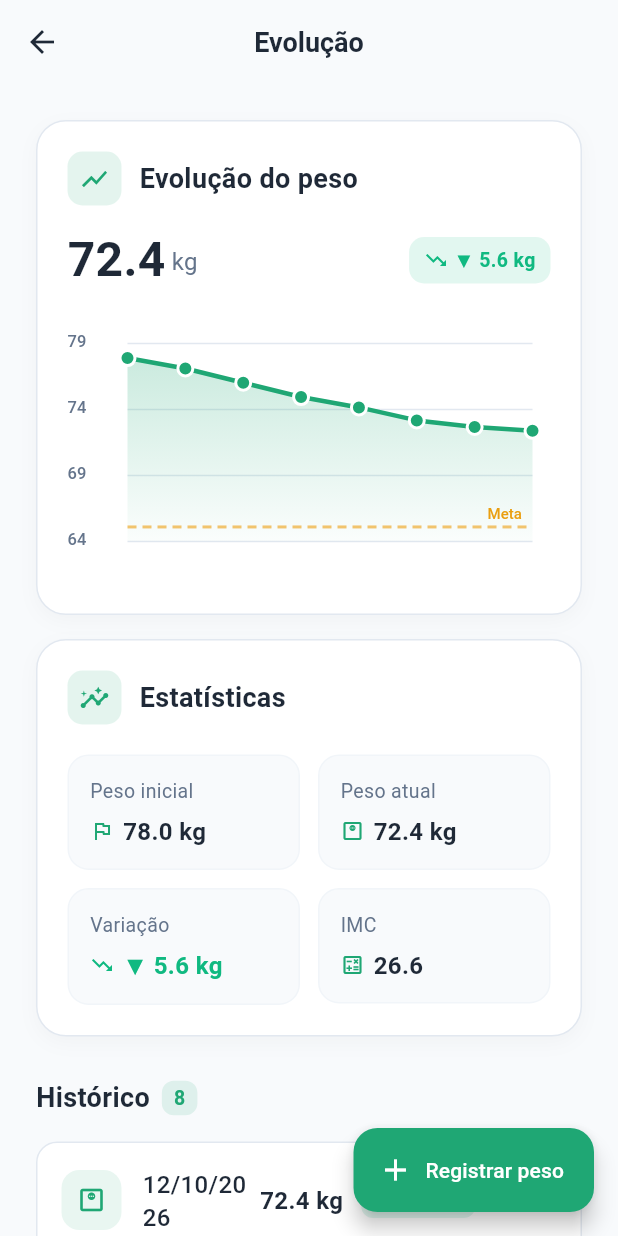
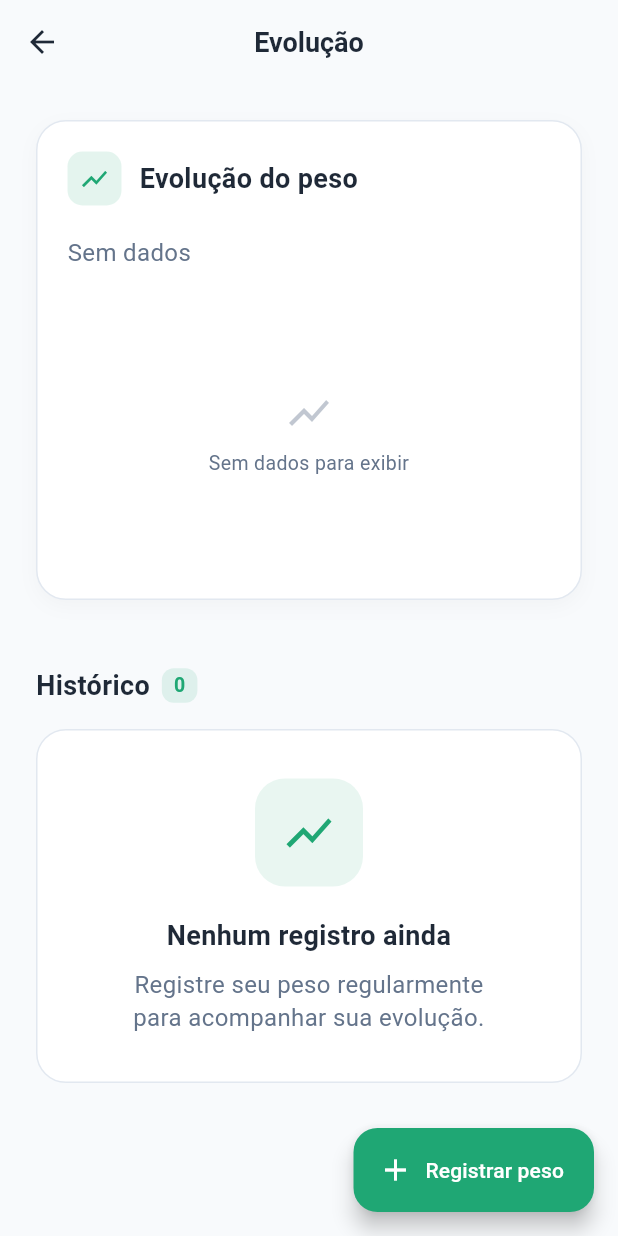
Before and after one commit to 435310/nutriflow, a Flutter app: the EvolutionPage screen opened by its route, on a phone screen of 412 x 824 dp. Run offline on Flutter 3.47's test engine with Material 3 defaults, Android fonts, the phone set to English and light mode, and no system bars; our stand-ins replace shared_preferences; accounts and stored records are empty.

Commit message:
feat: registrar peso com persistencia local e tratamento de estados vazios

```diff
--- a/lib/app/routes.dart
+++ b/lib/app/routes.dart
@@ -5,17 +5,17 @@ import '../screens/profile_choice/profile_choice_page.dart';
 import '../screens/auth/auth_choice_page.dart';
 import '../screens/auth/login_page.dart';
 import '../screens/auth/signup_page.dart';
+import '../screens/patient/dashboard/patient_dashboard_page.dart';
 import '../screens/patient/profile/profile_page.dart';
 import '../screens/patient/profile/edit_profile_page.dart';
-import '../screens/test/avatar_test_page.dart';
-import '../screens/patient/dashboard/patient_dashboard_page.dart';
 import '../screens/patient/meal/register_meal_page.dart';
 import '../screens/patient/diary/diary_page.dart';
 import '../screens/patient/evolution/evolution_page.dart';
+import '../screens/patient/evolution/register_weight_page.dart';
 import '../screens/nutritionist/dashboard/nutritionist_dashboard_page.dart';
 import '../screens/nutritionist/patients/patients_page.dart';
 import '../screens/nutritionist/patients/patient_detail_page.dart';
-
+import '../screens/test/avatar_test_page.dart';
 
 class AppRoutes {
   AppRoutes._();
@@ -25,12 +25,13 @@ class AppRoutes {
   static const String authChoice = '/auth-choice';
   static const String login = '/login';
   static const String signup = '/signup';
+  static const String patientDashboard = '/patient-dashboard';
   static const String profile = '/profile';
   static const String editProfile = '/edit-profile';
-  static const String patientDashboard = '/patient-dashboard';
   static const String registerMeal = '/register-meal';
   static const String diary = '/diary';
   static const String evolution = '/evolution';
+  static const String registerWeight = '/register-weight';
   static const String nutritionistDashboard = '/nutritionist-dashboard';
   static const String nutritionistPatients = '/nutritionist-patients';
   static const String nutritionistPatientDetail = '/nutritionist-patient-detail';
@@ -42,12 +43,13 @@ class AppRoutes {
       authChoice: (_) => const AuthChoicePage(),
       login: (_) => const LoginPage(),
       signup: (_) => const SignupPage(),
+      patientDashboard: (_) => const PatientDashboardPage(),
       profile: (_) => const ProfilePage(),
       editProfile: (_) => const EditProfilePage(),
-      patientDashboard: (_) => const PatientDashboardPage(),
       registerMeal: (_) => const RegisterMealPage(),
       diary: (_) => const DiaryPage(),
       evolution: (_) => const EvolutionPage(),
+      registerWeight: (_) => const RegisterWeightPage(),
       nutritionistDashboard: (_) => const NutritionistDashboardPage(),
       nutritionistPatients: (_) => const PatientsPage(),
       nutritionistPatientDetail: (_) => const PatientDetailPage(),
--- a/lib/screens/patient/evolution/evolution_page.dart
+++ b/lib/screens/patient/evolution/evolution_page.dart
@@ -5,6 +5,7 @@ import '../../../core/theme/colors.dart';
 import '../../../core/theme/text_styles.dart';
 import '../../../models/patient_profile.dart';
 import '../../../models/weight_entry.dart';
+import '../../../services/local_storage_service.dart';
 import '../../../widgets/stats_card.dart';
 import '../../../widgets/weight_chart.dart';
 import '../../../widgets/weight_history_item.dart';
@@ -25,7 +26,11 @@ class _EvolutionPageState extends State<EvolutionPage>
   late Animation<double> _fadeIn;
 
   final PatientProfile _profile = PatientProfile.mock();
-  late List<WeightEntry> _entries;
+  final _storage = LocalStorageService();
+
+  // NUNCA null — sempre lista
+  List<WeightEntry> _entries = <WeightEntry>[];
+  bool _isLoading = true;
 
   @override
   void initState() {
@@ -41,9 +46,7 @@ class _EvolutionPageState extends State<EvolutionPage>
     );
 
     _controller.forward();
-
-    // Mock de registros de peso
-    _entries = WeightEntry.mock();
+    _loadEntries();
   }
 
   @override
@@ -52,9 +55,24 @@ class _EvolutionPageState extends State<EvolutionPage>
     super.dispose();
   }
 
-  // ============================================
-  // REMOVER REGISTRO
-  // ============================================
+  Future<void> _loadEntries() async {
+    try {
+      final entries = await _storage.loadWeights();
+      if (!mounted) return;
+      setState(() {
+        _entries = entries ?? <WeightEntry>[];
+        _isLoading = false;
+      });
+    } catch (e) {
+      print('Erro ao carregar pesos: $e');
+      if (!mounted) return;
+      setState(() {
+        _entries = <WeightEntry>[];
+        _isLoading = false;
+      });
+    }
+  }
+
   void _handleDelete(WeightEntry entry) {
     showDialog(
       context: context,
@@ -69,11 +87,11 @@ class _EvolutionPageState extends State<EvolutionPage>
             child: const Text('Cancelar'),
           ),
           TextButton(
-            onPressed: () {
-              setState(() {
-                _entries.removeWhere((e) => e.id == entry.id);
-              });
+            onPressed: () async {
+              await _storage.deleteWeight(entry.id);
+              if (!mounted) return;
               Navigator.pop(context);
+              _loadEntries();
               ScaffoldMessenger.of(context).showSnackBar(
                 SnackBar(
                   content: Text('Registro de ${entry.formattedDate} excluído'),
@@ -91,9 +109,6 @@ class _EvolutionPageState extends State<EvolutionPage>
     );
   }
 
-  // ============================================
-  // GETTERS DE CÁLCULO
-  // ============================================
   WeightEntry? get _latest {
     if (_entries.isEmpty) return null;
     final sorted = List<WeightEntry>.from(_entries)
@@ -117,6 +132,23 @@ class _EvolutionPageState extends State<EvolutionPage>
 
   @override
   Widget build(BuildContext context) {
+    if (_isLoading) {
+      return Scaffold(
+        backgroundColor: AppColors.background,
+        appBar: AppBar(
+          title: const Text('Evolução'),
+          leading: IconButton(
+            icon: const Icon(Icons.arrow_back),
+            onPressed: () => AppRoutes.back(context),
+          ),
+        ),
+        body: const Center(
+          child: CircularProgressIndicator(color: AppColors.primary),
+        ),
+      );
+    }
+
+    // NUNCA dará erro agora — _entries é sempre lista
     final sortedDesc = List<WeightEntry>.from(_entries)
       ..sort((a, b) => b.date.compareTo(a.date));
 
@@ -137,16 +169,9 @@ class _EvolutionPageState extends State<EvolutionPage>
             child: Column(
               crossAxisAlignment: CrossAxisAlignment.start,
               children: [
-                // ============================================
-                // CARD DO GRÁFICO
-                // ============================================
                 _buildChartCard(),
-
                 const SizedBox(height: 16),
-
-                // ============================================
-                // CARD DE ESTATÍSTICAS
-                // ============================================
+                if (_entries.isNotEmpty)
                   StatsCard(
                     items: [
                       StatItem(
@@ -186,12 +211,7 @@ class _EvolutionPageState extends State<EvolutionPage>
                       ),
                     ],
                   ),
-
                 const SizedBox(height: 28),
-
-                // ============================================
-                // HISTÓRICO
-                // ============================================
                 Row(
                   children: [
                     Text('Histórico', style: AppTextStyles.h3),
@@ -215,22 +235,16 @@ class _EvolutionPageState extends State<EvolutionPage>
                     ),
                   ],
                 ),
-
                 const SizedBox(height: 16),
-
-                // Lista de registros ou estado vazio
                 if (_entries.isEmpty)
                   _buildEmptyState()
                 else
                   ...sortedDesc.asMap().entries.map((entry) {
                     final index = entry.key;
                     final weightEntry = entry.value;
-
-                    // Peso anterior (próximo na lista, mais antigo)
                     final previousWeight = index < sortedDesc.length - 1
                         ? sortedDesc[index + 1].weightKg
                         : null;
-
                     return WeightHistoryItem(
                       entry: weightEntry,
                       previousWeight: previousWeight,
@@ -247,23 +261,17 @@ class _EvolutionPageState extends State<EvolutionPage>
                       onDelete: () => _handleDelete(weightEntry),
                     );
                   }),
-
                 const SizedBox(height: 100),
               ],
             ),
           ),
         ),
       ),
-
-      // Botão flutuante
       floatingActionButton: FloatingActionButton.extended(
-        onPressed: () {
-          ScaffoldMessenger.of(context).showSnackBar(
-            const SnackBar(
-              content: Text('Registrar peso em breve'),
-              duration: Duration(seconds: 1),
-            ),
-          );
+        onPressed: () async {
+          AppRoutes.go(context, AppRoutes.registerWeight);
+          await Future.delayed(const Duration(milliseconds: 500));
+          _loadEntries();
         },
         backgroundColor: AppColors.primary,
         foregroundColor: Colors.white,
@@ -273,9 +281,6 @@ class _EvolutionPageState extends State<EvolutionPage>
     );
   }
 
-  // ============================================
-  // CARD DO GRÁFICO
-  // ============================================
   Widget _buildChartCard() {
     return Container(
       padding: const EdgeInsets.all(20),
@@ -294,7 +299,6 @@ class _EvolutionPageState extends State<EvolutionPage>
       child: Column(
         crossAxisAlignment: CrossAxisAlignment.start,
         children: [
-          // Cabeçalho
           Row(
             children: [
               Container(
@@ -314,10 +318,7 @@ class _EvolutionPageState extends State<EvolutionPage>
               Text('Evolução do peso', style: AppTextStyles.h3),
             ],
           ),
-
           const SizedBox(height: 20),
-
-          // Peso atual + delta
           Row(
             crossAxisAlignment: CrossAxisAlignment.end,
             children: [
@@ -336,16 +337,12 @@ class _EvolutionPageState extends State<EvolutionPage>
                   padding: const EdgeInsets.only(bottom: 4),
                   child: Text(
                     'kg',
-                    style: AppTextStyles.bodySecondary.copyWith(
-                      fontSize: 16,
-                    ),
+                    style: AppTextStyles.bodySecondary.copyWith(fontSize: 16),
                   ),
                 ),
               ] else
                 Text('Sem dados', style: AppTextStyles.bodySecondary),
-
               const Spacer(),
-
               if (_totalDelta != null && _totalDelta != 0)
                 Container(
                   padding: const EdgeInsets.symmetric(
@@ -387,10 +384,7 @@ class _EvolutionPageState extends State<EvolutionPage>
                 ),
             ],
           ),
-
           const SizedBox(height: 20),
-
-          // Gráfico
           WeightChart(
             entries: _entries,
             goalWeight: _profile.goalWeightKg,
@@ -400,9 +394,6 @@ class _EvolutionPageState extends State<EvolutionPage>
     );
   }
 
-  // ============================================
-  // ESTADO VAZIO
-  // ============================================
   Widget _buildEmptyState() {
     return Container(
       width: double.infinity,
--- a/lib/widgets/weight_chart.dart
+++ b/lib/widgets/weight_chart.dart
@@ -7,7 +7,6 @@ import '../models/weight_entry.dart';
 /// ============================================
 /// WIDGET: GRÁFICO DE EVOLUÇÃO DE PESO
 /// ============================================
-/// Gráfico de linha customizado (sem lib externa).
 class WeightChart extends StatelessWidget {
   final List<WeightEntry> entries;
   final double? goalWeight;
@@ -22,20 +21,71 @@ class WeightChart extends StatelessWidget {
 
   @override
   Widget build(BuildContext context) {
-    if (entries.length < 2) {
+    // Caso 1: lista vazia
+    if (entries.isEmpty) {
       return SizedBox(
         height: height,
         child: Center(
-          child: Text(
-            'Registre pelo menos 2 pesos para ver o gráfico',
-            style: AppTextStyles.caption,
-            textAlign: TextAlign.center,
+          child: Column(
+            mainAxisAlignment: MainAxisAlignment.center,
+            children: [
+              Icon(
+                Icons.show_chart,
+                size: 32,
+                color: AppColors.textSecondary.withValues(alpha: 0.4),
+              ),
+              const SizedBox(height: 8),
+              Text(
+                'Sem dados para exibir',
+                style: AppTextStyles.caption,
+                textAlign: TextAlign.center,
+              ),
+            ],
           ),
         ),
       );
     }
 
-    // Ordena por data (mais antigo primeiro)
+    // Caso 2: só 1 registro — mostra um ponto sozinho
+    if (entries.length == 1) {
+      return SizedBox(
+        height: height,
+        child: Center(
+          child: Column(
+            mainAxisAlignment: MainAxisAlignment.center,
+            children: [
+              Container(
+                width: 16,
+                height: 16,
+                decoration: BoxDecoration(
+                  color: AppColors.primary,
+                  shape: BoxShape.circle,
+                  boxShadow: [
+                    BoxShadow(
+                      color: AppColors.primary.withValues(alpha: 0.4),
+                      blurRadius: 12,
+                    ),
+                  ],
+                ),
+              ),
+              const SizedBox(height: 12),
+              Text(
+                '${entries.first.weightKg.toStringAsFixed(1)} kg',
+                style: AppTextStyles.h3.copyWith(color: AppColors.primary),
+              ),
+              const SizedBox(height: 4),
+              Text(
+                'Adicione mais registros para ver o gráfico',
+                style: AppTextStyles.caption,
+                textAlign: TextAlign.center,
+              ),
+            ],
+          ),
+        ),
+      );
+    }
+
+    // Caso 3: 2+ registros — mostra o gráfico
     final sorted = List<WeightEntry>.from(entries)
       ..sort((a, b) => a.date.compareTo(b.date));
 
@@ -66,11 +116,8 @@ class _WeightChartPainter extends CustomPainter {
 
   @override
   void paint(Canvas canvas, Size size) {
-    if (entries.isEmpty) return;
+    if (entries.length < 2) return;
 
-    // ============================================
-    // CONFIGURAÇÕES
-    // ============================================
     const double paddingLeft = 40;
     const double paddingRight = 12;
     const double paddingTop = 20;
@@ -79,9 +126,6 @@ class _WeightChartPainter extends CustomPainter {
     final chartWidth = size.width - paddingLeft - paddingRight;
     final chartHeight = size.height - paddingTop - paddingBottom;
 
-    // ============================================
-    // CALCULAR MIN/MAX
-    // ============================================
     double minWeight = entries.first.weightKg;
     double maxWeight = entries.first.weightKg;
 
@@ -90,14 +134,12 @@ class _WeightChartPainter extends CustomPainter {
       if (entry.weightKg > maxWeight) maxWeight = entry.weightKg;
     }
 
-    // Adiciona margem
     final range = maxWeight - minWeight;
     final margin = range > 0 ? range * 0.2 : 1.0;
 
     minWeight -= margin;
     maxWeight += margin;
 
-    // Se tiver meta, garante que ela apareça
     if (goalWeight != null) {
       if (goalWeight! < minWeight) minWeight = goalWeight! - margin;
       if (goalWeight! > maxWeight) maxWeight = goalWeight! + margin;
@@ -105,9 +147,6 @@ class _WeightChartPainter extends CustomPainter {
 
     final totalRange = maxWeight - minWeight;
 
-    // ============================================
-    // FUNÇÕES AUXILIARES
-    // ============================================
     double xForIndex(int index) {
       if (entries.length == 1) return paddingLeft + chartWidth / 2;
       return paddingLeft + (index / (entries.length - 1)) * chartWidth;
@@ -119,9 +158,7 @@ class _WeightChartPainter extends CustomPainter {
           ((weight - minWeight) / totalRange) * chartHeight;
     }
 
-    // ============================================
-    // LINHAS HORIZONTAIS (grid)
-    // ============================================
+    // Grid
     final gridPaint = Paint()
       ..color = AppColors.border
       ..strokeWidth = 1;
@@ -134,28 +171,25 @@ class _WeightChartPainter extends CustomPainter {
         gridPaint,
       );
 
-      // Labels do eixo Y
       final weight = maxWeight - (i / 3) * totalRange;
       _drawText(
         canvas,
-        '${weight.toStringAsFixed(0)}',
+        weight.toStringAsFixed(0),
         Offset(0, y - 8),
         width: paddingLeft - 6,
         align: TextAlign.right,
       );
     }
 
-    // ============================================
-    // LINHA DA META (tracejada)
-    // ============================================
+    // Linha da meta
     if (goalWeight != null) {
       final y = yForWeight(goalWeight!);
       final dashPaint = Paint()
         ..color = AppColors.warning.withValues(alpha: 0.6)
         ..strokeWidth = 2;
 
-      const dashWidth = 6;
-      const dashSpace = 4;
+      const dashWidth = 6.0;
+      const dashSpace = 4.0;
       double x = paddingLeft;
       while (x < size.width - paddingRight) {
         canvas.drawLine(
@@ -177,15 +211,14 @@ class _WeightChartPainter extends CustomPainter {
       );
     }
 
-    // ============================================
-    // ÁREA PREENCHIDA (gradiente)
-    // ============================================
+    // Área preenchida
     final areaPath = Path()..moveTo(paddingLeft, paddingTop + chartHeight);
 
     for (int i = 0; i < entries.length; i++) {
-      final x = xForIndex(i);
-      final y = yForWeight(entries[i].weightKg);
-      areaPath.lineTo(x, y);
+      areaPath.lineTo(
+        xForIndex(i),
+        yForWeight(entries[i].weightKg),
+      );
     }
 
     areaPath.lineTo(
@@ -208,9 +241,7 @@ class _WeightChartPainter extends CustomPainter {
 
     canvas.drawPath(areaPath, areaPaint);
 
-    // ============================================
-    // LINHA PRINCIPAL
-    // ============================================
+    // Linha principal
     final linePath = Path();
     for (int i = 0; i < entries.length; i++) {
       final x = xForIndex(i);
@@ -231,9 +262,7 @@ class _WeightChartPainter extends CustomPainter {
 
     canvas.drawPath(linePath, linePaint);
 
-    // ============================================
-    // PONTOS
-    // ============================================
+    // Pontos
     final pointPaint = Paint()..color = AppColors.primary;
     final pointBorderPaint = Paint()
       ..color = Colors.white
@@ -243,7 +272,6 @@ class _WeightChartPainter extends CustomPainter {
     for (int i = 0; i < entries.length; i++) {
       final x = xForIndex(i);
       final y = yForWeight(entries[i].weightKg);
-
       canvas.drawCircle(Offset(x, y), 5, pointPaint);
       canvas.drawCircle(Offset(x, y), 5, pointBorderPaint);
     }
```
Also changed, not shown: lib/screens/patient/patients_page.dart (+6 -9 lines), lib/services/local_storage_service.dart (+18 -35 lines). Lines whose indentation alone changed are shown as unchanged.
